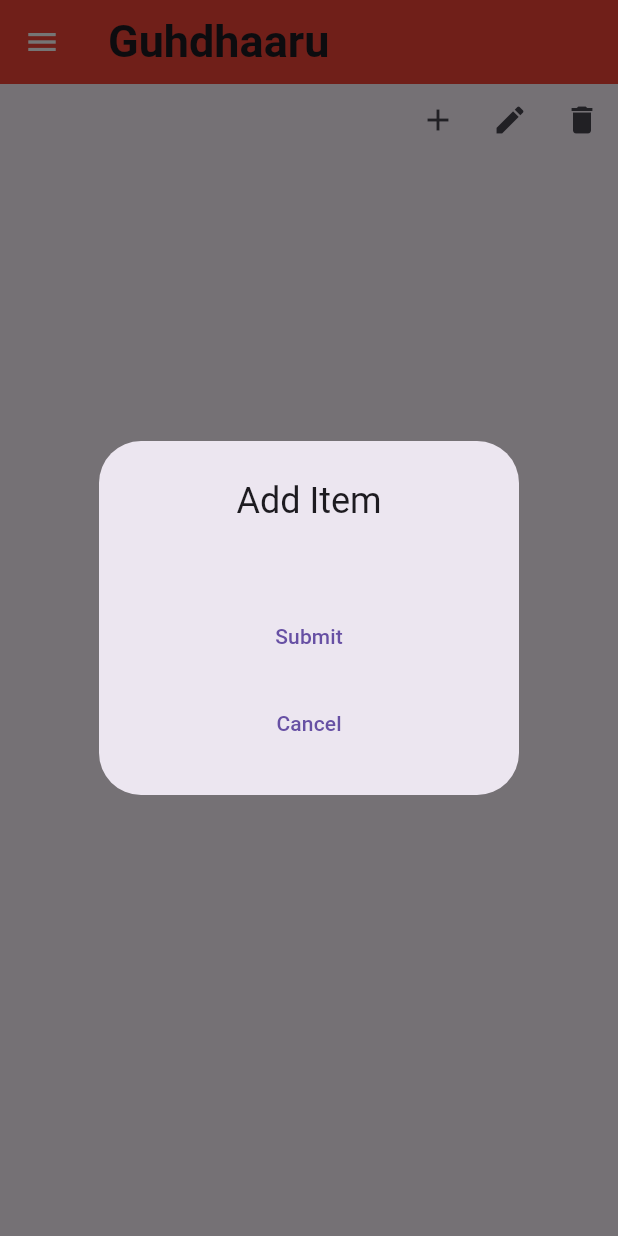
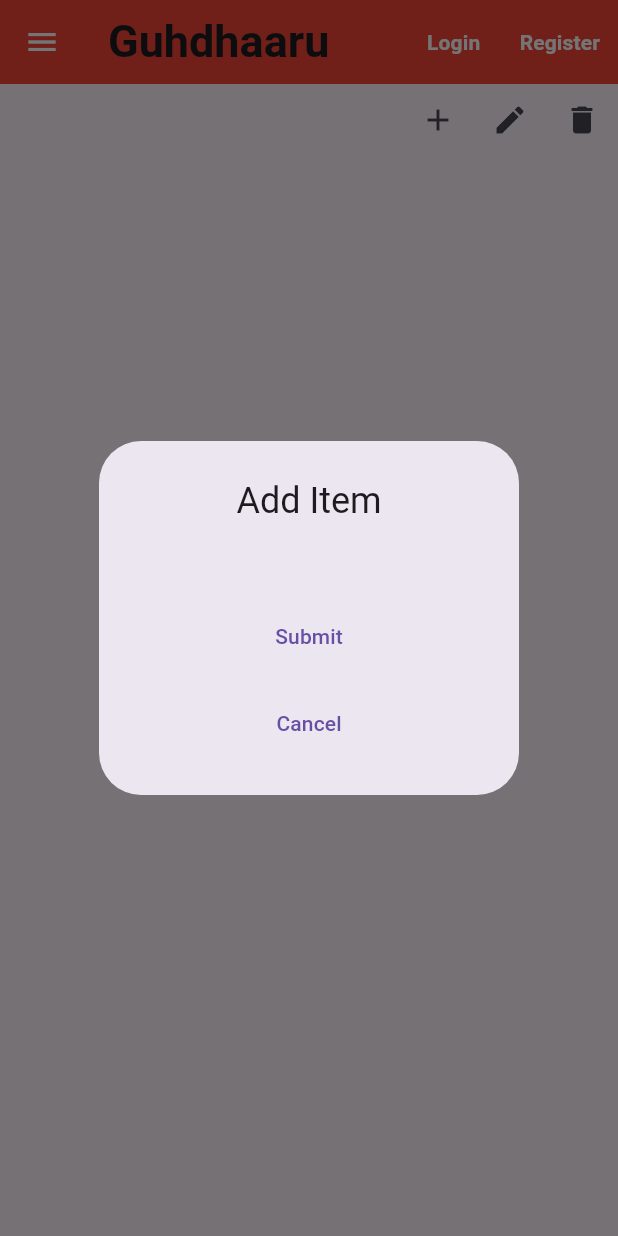
Before and after one commit to nishaalnaseer/Guhdhaaru, a Flutter app: the LeafPage screen opened directly with empty values, after a tap on the "add" icon, on a phone screen of 412 x 824 dp. Run offline on Flutter 3.47's test engine with Material 3 defaults, Android fonts, the phone set to English and light mode, and no system bars; our stand-ins replace go_router, logger; network calls fail.

Commit message:
login and registration from the UI side, slight change to the db schema where user names arent unique emails are

```diff
--- a/guhdaaru_frontend/lib/structs/structs.dart
+++ b/guhdaaru_frontend/lib/structs/structs.dart
@@ -18,15 +18,25 @@ class DrawerStruct {
 }
 
 class Settings {
-  static String server = "http://api.guhdhaaru.nishawl.dev";
-  static String imageServer = "http://images.guhdhaaru.nishawl.dev";
+  static String server = "https://api.guhdhaaru.nishawl.dev";
+  static String imageServer = "https://images.guhdhaaru.nishawl.dev";
   static Map<String, String> headers = {
     "accept": "application/json",
     "Content-Type": "application/json"
   };
 
   void setToken(String token) {
-    headers["Authorization"] = token;
+    Settings.headers["Authorization"] = token;
+  }
+
+  void setTokenNull() {
+    headers.remove("Authorization");
+  }
+
+  bool loggedIn() {
+    String? token = Settings.headers["Authorization"];
+
+    return token != null;
   }
 }
 
--- a/guhdaaru_frontend/lib/views/home_page.dart
+++ b/guhdaaru_frontend/lib/views/home_page.dart
@@ -411,8 +411,8 @@ class _HomePageState extends State<HomePage> {
         alignment: Alignment.topLeft,
         child: ListView(
           children: getCategories(
-              rootNode: true,
-              categories: widget.orderedCategories
+            rootNode: true,
+            categories: widget.orderedCategories
           ),
         ),
       ), currentRoute: '/',
--- a/guhdaaru_frontend/lib/views/utils/my_scaffold.dart
+++ b/guhdaaru_frontend/lib/views/utils/my_scaffold.dart
@@ -1,7 +1,10 @@
 import 'package:flutter/material.dart';
 
 import '../../structs/structs.dart';
+import '../users/login.dart';
+import '../users/register.dart';
 import 'my_drawer.dart';
+
 
 class MyScaffold extends StatefulWidget {
   final Widget body;
@@ -18,6 +21,7 @@ class MyScaffold extends StatefulWidget {
 
 class _MyScaffoldState extends State<MyScaffold> {
   late DrawerStruct drawerStruct;
+  bool loggedIn = Settings().loggedIn();
 
   @override
   void initState() {
@@ -31,11 +35,12 @@ class _MyScaffoldState extends State<MyScaffold> {
     });
   }
 
-  // void dispose_() {
-  //   Navigator.pop(context);
-  //   Navigator.pop(context);
-  // }
-
+  void update() {
+    loggedIn = Settings().loggedIn();
+    setState(() {
+      loggedIn;
+    });
+  }
 
   @override
   Widget build(BuildContext context) {
@@ -79,6 +84,62 @@ class _MyScaffoldState extends State<MyScaffold> {
             fontFamily: "Roboto",
           ),
         ),
+        actions: [
+          loggedIn ? TextButton(
+            onPressed: () {
+              Settings().setTokenNull();
+              loggedIn = false;
+              setState(() {
+
+              });
+            },
+            child: const Text(
+              'Logout',
+              style: TextStyle(
+                color: Colors.white,
+                fontWeight: FontWeight.bold,
+              ),
+            ),
+          ) : TextButton(
+            onPressed: () {
+              showDialog(
+                context: context,
+                builder: (BuildContext context) {
+                  return LoginPopUp(
+                    updateCallback: update,
+                  ); // Show the register popup
+                },
+              );
+            },
+            child: const Text(
+              'Login',
+              style: TextStyle(
+                color: Colors.white,
+                fontWeight: FontWeight.bold,
+              ),
+            ),
+          ),
+
+          loggedIn ? const SizedBox(
+
+          ) : TextButton(
+            onPressed: () {
+              showDialog(
+                context: context,
+                builder: (BuildContext context) {
+                  return const RegisterPopup(); // Show the register popup
+                },
+              );
+            },
+            child: const Text(
+              'Register',
+              style: TextStyle(
+                color: Colors.white,
+                fontWeight: FontWeight.bold,
+              ),
+            ),
+          ),
+        ],
       ),
       body: widget.body
     );
```
Also changed, not shown: guhdaaru_frontend/lib/structs/users.dart (added, +39 -0 lines), guhdaaru_frontend/lib/views/users/login.dart (added, +134 -0 lines), guhdaaru_frontend/lib/views/users/register.dart (added, +141 -0 lines), 1 other file.
